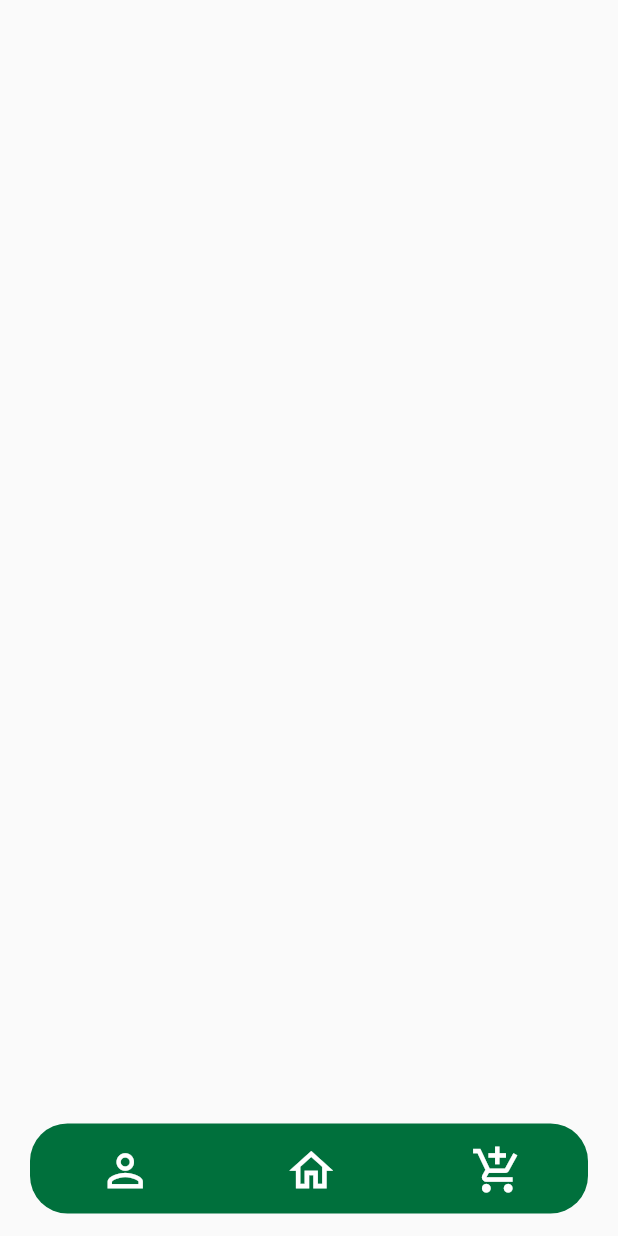
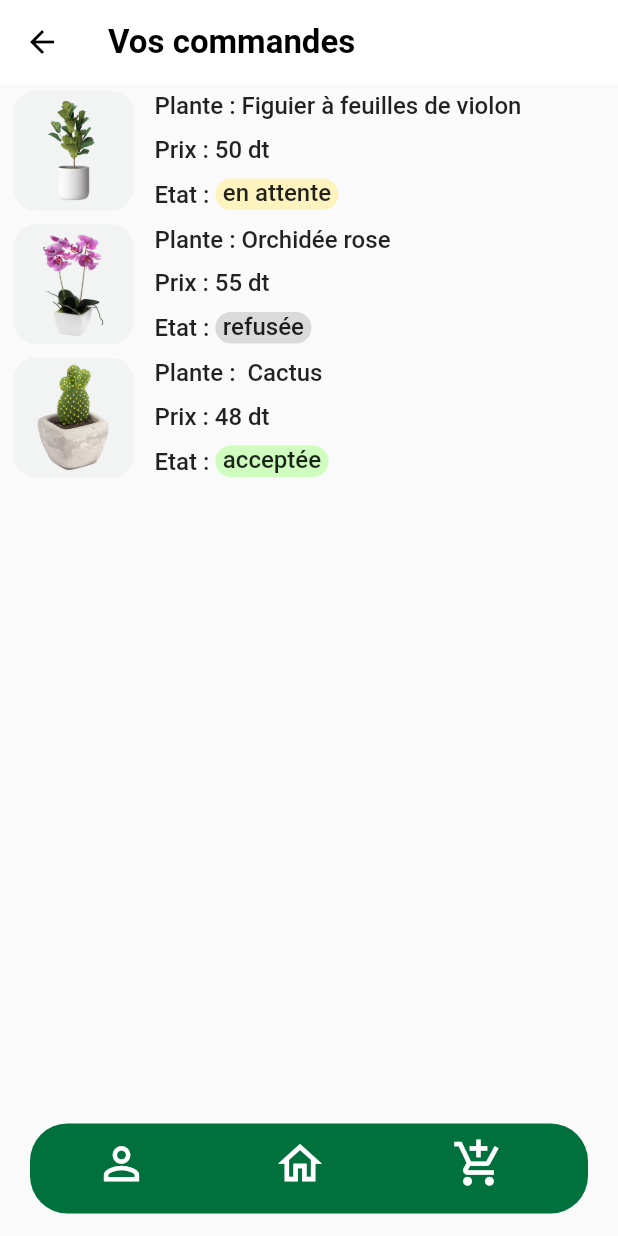
Before and after one commit to Chiraz32/Mini-Project-Chajrti, a Flutter app: the OrdersList_Client screen opened by its route, on a phone screen of 412 x 824 dp. Run offline on Flutter 3.47's test engine with Material 2 defaults, Android fonts, the light colour scheme and no system bars; our stand-ins replace email_validator.

Commit message:
orderList_Client done

```diff
--- a/lib/Constants/constants.dart
+++ b/lib/Constants/constants.dart
@@ -1,4 +1,5 @@
 import 'package:chajrti/Models/Plant.dart';
+import 'package:chajrti/Models/order.dart';
 import 'package:flutter/material.dart';
 
 Color mainGreen = Color(0xff00703C);
@@ -6,7 +7,6 @@ Color mediumGreen = Color(0xff80B89E);
 Color lightGreen = Color(0xffC0DCCF);
 Color lighterGreen = Color(0xffF2F4F3);
 Color grey = Color(0xffEFEFEF);
-Color darkGrey = Color.fromARGB(255, 111, 111, 111);
 
 List<Plant> plants = [
   Plant(
@@ -16,15 +16,23 @@ List<Plant> plants = [
       description:
           "Les Cactus, Cactées ou encore Cactacées (Cactaceae) sont une famille de plantes à fleurs. Ce sont presque toutes des plantes grasses ou plantes succulentes, c'est-à-dire des plantes xérophytes qui stockent dans leurs tissus des réserves de « suc » pour faire face aux longues périodes de sécheresse.",
       price: 48),
- Plant(id: 2,
- name: "Figuier à feuilles de violon",
-  image: "assets/fiddle_leaf.png" ,
-  description: "Le figuier à feuilles de violon (Ficus lyrata) est un arbre d'intérieur populaire qui possède de très grandes feuilles en forme de violon, très nervurées et brillantes, qui poussent verticalement sur un tronc épuré. Un figuier à feuilles de violon est parfait comme point focal d'une pièce si vous pouvez le placer dans un récipient sur pied où la plante peut atteindre au moins 1,80 m de haut (la plupart des spécimens d'intérieur atteignent environ 3 m de haut).)",
-   price: 50),
-   Plant(id: 3,
-    name: "Orchidée rose ",
-     image: "assets/pink_orchid_flower.png",
-      description: "Les orchidées roses sont une merveilleuse façon d'envoyer votre amour à un ami ou à une personne importante. Nous proposons de petites plantes d'orchidées roses, de grandes orchidées roses et des tiges d'orchidées roses qui s'épanouissent dans un bouquet. Les orchidées roses sont faciles à entretenir et continueront à remplir une pièce d'une belle couleur rose pendant les mois à venir.",
-    price: 55),
-
+  Plant(
+      id: 2,
+      name: "Figuier à feuilles de violon",
+      image: "assets/fiddle_leaf.png",
+      description:
+          "Le figuier à feuilles de violon (Ficus lyrata) est un arbre d'intérieur populaire qui possède de très grandes feuilles en forme de violon, très nervurées et brillantes, qui poussent verticalement sur un tronc épuré. Un figuier à feuilles de violon est parfait comme point focal d'une pièce si vous pouvez le placer dans un récipient sur pied où la plante peut atteindre au moins 1,80 m de haut (la plupart des spécimens d'intérieur atteignent environ 3 m de haut).)",
+      price: 50),
+  Plant(
+      id: 3,
+      name: "Orchidée rose ",
+      image: "assets/pink_orchid_flower.png",
+      description:
+          "Les orchidées roses sont une merveilleuse façon d'envoyer votre amour à un ami ou à une personne importante. Nous proposons de petites plantes d'orchidées roses, de grandes orchidées roses et des tiges d'orchidées roses qui s'épanouissent dans un bouquet. Les orchidées roses sont faciles à entretenir et continueront à remplir une pièce d'une belle couleur rose pendant les mois à venir.",
+      price: 55),
 ];
+List<Order> orders = [
+  Order(id: 1, state: "en attente", plant: plants[1], clientId: "client01 "),
+  Order(id: 2, state: "refusée", plant: plants[2], clientId: "client02 "),
+  Order(id: 3, state: "acceptée", plant: plants[0], clientId: "client03 "),
+];
--- a/lib/Models/order.dart
+++ b/lib/Models/order.dart
@@ -0,0 +1,9 @@
+import 'package:chajrti/Models/Plant.dart';
+
+class Order{
+  late int id ;
+  late String state;
+  late Plant plant;
+  late String clientId;
+Order({required this.id,required this.state,required this.plant,required this.clientId});
+}
--- a/lib/Screens/editProfil.dart
+++ b/lib/Screens/editProfil.dart
@@ -24,7 +24,7 @@ class _EditProfileState extends State<EditProfile> {
       appBar: AppBar(
           elevation: 0,
           backgroundColor: Colors.white,
-          leading: BackButton(color: darkGrey)),
+          leading: BackButton(color: Colors.black)),
       body: Container(
         padding: EdgeInsets.only(left: 20, right: 20, top: 10, bottom: 20),
         width: MediaQuery.of(context).size.width,
--- a/lib/Screens/listPlant_client.dart
+++ b/lib/Screens/listPlant_client.dart
@@ -3,14 +3,14 @@ import 'package:flutter/material.dart';
 import 'package:flutter/src/widgets/container.dart';
 import 'package:flutter/src/widgets/framework.dart';
 
-class PlantsList_Client extends StatefulWidget {
-  const PlantsList_Client({super.key});
+class PlantList_Client extends StatefulWidget {
+  const PlantList_Client({super.key});
 
   @override
-  State<PlantsList_Client> createState() => _PlantsList_ClientState();
+  State<PlantList_Client> createState() => _PlantsList_ClientState();
 }
 
-class _PlantsList_ClientState extends State<PlantsList_Client> {
+class _PlantsList_ClientState extends State<PlantList_Client> {
   @override
   Widget build(BuildContext context) {
    return Scaffold(
--- a/lib/Screens/ordersList_client.dart
+++ b/lib/Screens/ordersList_client.dart
@@ -1,7 +1,12 @@
+import 'package:chajrti/Constants/constants.dart';
+import 'package:chajrti/Models/order.dart';
 import 'package:chajrti/Widgets/BottomBar.dart';
+import 'package:chajrti/Widgets/OrderCardClient.dart';
 import 'package:flutter/material.dart';
 import 'package:flutter/src/widgets/container.dart';
 import 'package:flutter/src/widgets/framework.dart';
+
+
 
 class OrdersList_Client extends StatefulWidget {
   const OrdersList_Client({super.key});
@@ -11,11 +16,37 @@ class OrdersList_Client extends StatefulWidget {
 }
 
 class _OrdersList_ClientState extends State<OrdersList_Client> {
+
   @override
   Widget build(BuildContext context) {
+    final List<Order> ordersList = orders;
+
     return Scaffold(
-      body: Column(),
-      bottomNavigationBar: BottomBar(isClient: true),
+      appBar: AppBar(
+            elevation: 0,
+            backgroundColor: Colors.white,
+            leading: BackButton(color: Colors.black),
+            title: const Text(
+              "Vos commandes",
+              style: TextStyle(
+                  color: Colors.black,
+                  fontWeight: FontWeight.w700,
+                  fontSize: 22),
+            )),
+        body: ListView.builder(
+          itemCount: ordersList.length,
+          itemBuilder: ((context, ind) {
+            return OrderCardClient(image: ordersList[ind].plant.image,
+             price: ordersList[ind].plant.price,
+             plant: ordersList[ind].plant.name,
+             state: ordersList[ind].state,
+             );
+          }),
+        )
+        ,
+        bottomNavigationBar: BottomBar(
+          isClient: false,
+        )
     );
   }
 }
--- a/lib/Widgets/BottomBar.dart
+++ b/lib/Widgets/BottomBar.dart
@@ -18,7 +18,8 @@ class _BottomBarState extends State<BottomBar> {
   @override
   Widget build(BuildContext context) {
     return Container(
-        margin: EdgeInsets.symmetric(vertical: 15, horizontal: 20),
+        margin: const EdgeInsets.symmetric(vertical: 15, horizontal: 20),
+        padding: const EdgeInsets.only(right:15, bottom: 10),
         height: 60,
         decoration: BoxDecoration(
           color: mainGreen,
--- /dev/null
+++ b/lib/Widgets/OrderCardClient.dart
@@ -0,0 +1,103 @@
+import 'package:chajrti/Constants/constants.dart';
+import 'package:flutter/material.dart';
+import 'package:flutter/src/widgets/container.dart';
+import 'package:flutter/src/widgets/framework.dart';
+
+class OrderCardClient extends StatelessWidget {
+  late String image;
+  late int price;
+  late String plant;
+  late String state;
+  OrderCardClient(
+    {
+      super.key,
+      required this.image,
+      required this.price,
+      required this.plant,
+      required this.state,
+    }
+  );
+
+  @override
+  Widget build(BuildContext context) {
+    return Row(children: [
+      const SizedBox(width: 5),
+      Card(
+        elevation: 0,
+        color: lighterGreen,
+        shape: const RoundedRectangleBorder(
+            borderRadius: BorderRadius.all(
+          Radius.circular(15.0),
+        )),
+        child: Image.asset(
+          image,
+          width: 80,
+          height: 80,
+        ),
+      ),
+      Expanded(
+        child: Column(
+          mainAxisAlignment: MainAxisAlignment.center,
+          crossAxisAlignment: CrossAxisAlignment.start,
+          children: [
+            Padding(
+              padding:
+                  const EdgeInsets.symmetric(horizontal: 10, vertical: 5),
+              child: Text("Plante : $plant",
+                  overflow: TextOverflow.ellipsis,
+                  style: const TextStyle(
+                    fontSize: 16,
+                    fontWeight: FontWeight.w500,
+                    leadingDistribution: TextLeadingDistribution.even,
+                  ),
+                  textAlign: TextAlign.start
+                )
+            ),
+            Padding(
+              padding:
+                  const EdgeInsets.symmetric(horizontal: 10, vertical: 5),
+              child: Text("Prix : $price dt",
+                  style: const TextStyle(
+                    fontSize: 16,
+                    fontWeight: FontWeight.w500,
+                    leadingDistribution: TextLeadingDistribution.even,
+                  ),
+                  textAlign: TextAlign.start
+                )
+            ),
+            Padding(
+                padding:
+                    const EdgeInsets.symmetric(horizontal: 10, vertical: 5),
+                child:Row(children: [
+                  const Text("Etat : ",
+                    style: TextStyle(
+                        fontSize: 16, fontWeight: FontWeight.w500,
+                        overflow: TextOverflow.ellipsis,
+                    ),
+                    textAlign: TextAlign.start),
+                  Container(
+                    padding: const EdgeInsets.only(left: 5, right: 5, bottom: 2),
+                    decoration: BoxDecoration(
+                      color: state == "en attente" ? const Color.fromARGB(255, 253, 243, 191) :
+                        state=="refusée" ? const Color.fromARGB(255, 218, 218, 218)
+                        : const Color.fromARGB(255, 206, 253, 191),
+                      borderRadius: const BorderRadius.all(Radius.circular(15.0)),
+                    ),
+                    child: Text(state,
+                        style: const TextStyle(
+                          fontSize: 16,
+                          fontWeight: FontWeight.w500,
+                          leadingDistribution: TextLeadingDistribution.even,
+                        ),
+                        textAlign: TextAlign.start
+                      )
+                  )
+                ],
+              )
+            ),
+          ],
+        ),
+      ),
+    ]);
+  }
+}
--- a/lib/main.dart
+++ b/lib/main.dart
@@ -17,15 +17,15 @@ class MyApp extends StatelessWidget {
   Widget build(BuildContext context) {
     return MaterialApp(
      debugShowCheckedModeBanner: false,
-        initialRoute: '/Login',
+        initialRoute: '/OrdersList_Client',
         routes: {
           '/Login': (context) => const LoginPage(),
-           '/ProductList_Client': (context) => const PlantsList_Client(),
-            '/OrdersList_Client': (context) => const OrdersList_Client(),
-             '/ProfileEdit': (context) => const EditProfile(),
-             '/ProductList_Seller': (context) => const PlantList_Seller(),
-            '/OrdersList_Seller': (context) => const OrdersList_Seller(),
-            '/AddPlant_Seller': (context) => const AddPlant_Seller(),
+          '/ProductList_Client': (context) => const PlantList_Client(),
+          '/OrdersList_Client': (context) => const OrdersList_Client(),
+          '/ProfileEdit': (context) => const EditProfile(),
+          '/ProductList_Seller': (context) => const PlantList_Seller(),
+          '/OrdersList_Seller': (context) => const OrdersList_Seller(),
+          '/AddPlant_Seller': (context) => const AddPlant_Seller(),
       },
         title: 'Chajrti'
     );
```
